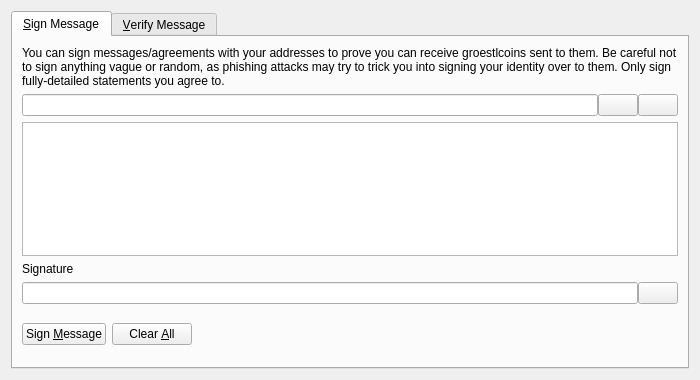
Old version of the form src/qt/forms/signverifymessagedialog.ui in the repository talentdeveloper/groestlcoin.
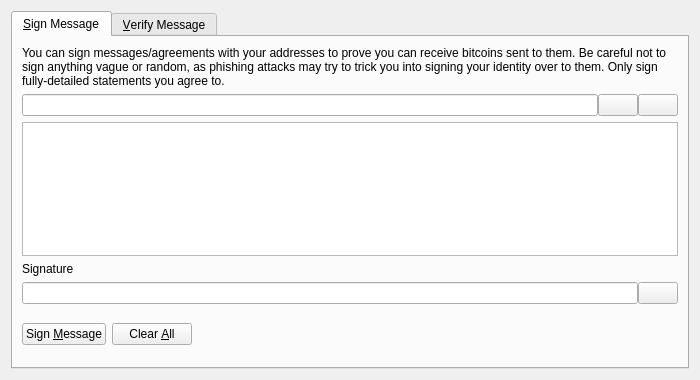
New version of the form. Icons and pictures are not drawn. Custom widgets are drawn as their Qt base class.

Commit message: Dynamicall substitute 'Bitcoin'->'Groestlcoin' in translate()

```diff
--- a/src/qt/forms/signverifymessagedialog.ui
+++ b/src/qt/forms/signverifymessagedialog.ui
@@ -30,7 +30,7 @@
        <item>
         <widget class="QLabel" name="infoLabel_SM">
          <property name="text">
-          <string>You can sign messages/agreements with your addresses to prove you can receive groestlcoins sent to them. Be careful not to sign anything vague or random, as phishing attacks may try to trick you into signing your identity over to them. Only sign fully-detailed statements you agree to.</string>
+          <string>You can sign messages/agreements with your addresses to prove you can receive bitcoins sent to them. Be careful not to sign anything vague or random, as phishing attacks may try to trick you into signing your identity over to them. Only sign fully-detailed statements you agree to.</string>
          </property>
          <property name="textFormat">
           <enum>Qt::PlainText</enum>
```
Left out of the diff: 8 changed lines with no effect on the pictures. The commit also changes 14 other files.
